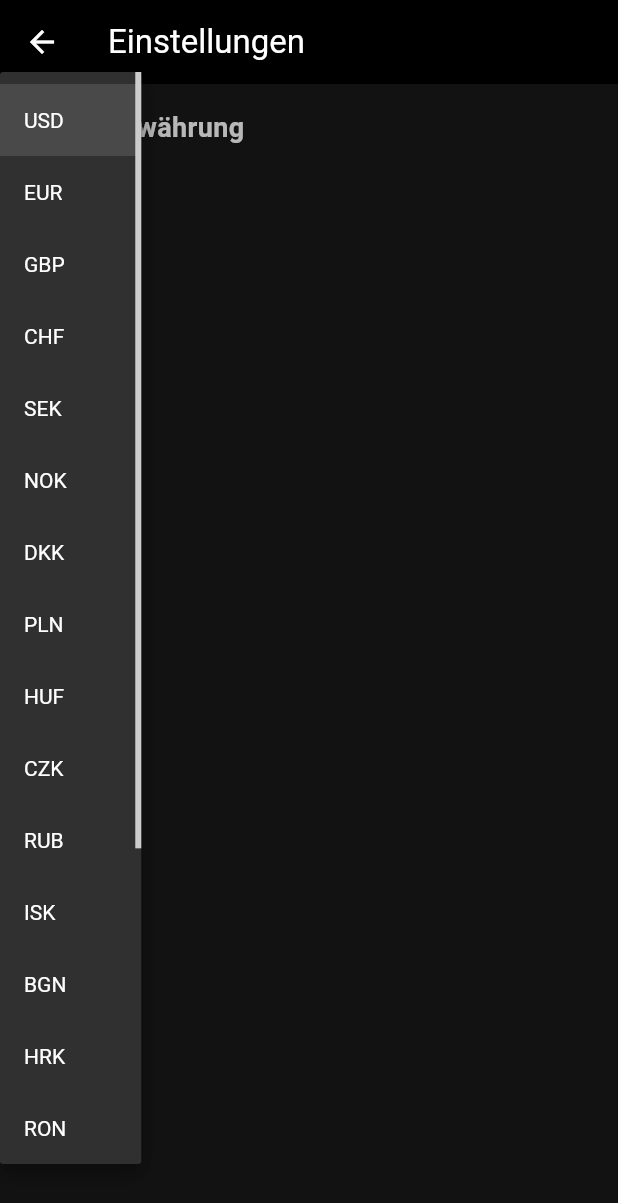
After one commit to leonwendt/Programmierung-2-speedrun, a Flutter app: the SettingsPage screen opened directly, after a tap on "USD", on a phone screen of 412 x 824 dp. The commit adds this screen. Shown: the top 1203 px of the screen. Run offline on Flutter 3.47's test engine with Material 3 defaults, Android fonts, the phone set to English and light mode, and no system bars; our stand-ins replace google_fonts, shared_preferences; accounts and stored records are empty; network calls fail.

Commit message:
aktueller stand, änderungen ui, menu, feedback, logo imperfekte history page

```diff
--- /dev/null
+++ b/lib/settings_page.dart
@@ -0,0 +1,73 @@
+import 'package:flutter/material.dart';
+import 'package:shared_preferences/shared_preferences.dart';
+
+class SettingsPage extends StatefulWidget {
+  const SettingsPage({Key? key}) : super(key: key);
+
+  @override
+  _SettingsPageState createState() => _SettingsPageState();
+}
+
+class _SettingsPageState extends State<SettingsPage> {
+  String _selectedCurrency = 'USD'; // Standardwert für die Währung
+
+  List<String> availableCurrencies = [
+    'USD', 'EUR', 'GBP', 'CHF', 'SEK', 'NOK', 'DKK', 'PLN', 'HUF', 'CZK', 'RUB', 'ISK',
+    'BGN', 'HRK', 'RON', 'TRY', 'UAH', 'MKD', 'ALL', 'GIP', 'MDL'
+  ];
+
+  @override
+  void initState() {
+    super.initState();
+    _loadSettings(); // Lade die Einstellungen
+  }
+
+  Future<void> _loadSettings() async {
+    final prefs = await SharedPreferences.getInstance();
+    setState(() {
+      _selectedCurrency = prefs.getString('default_currency') ?? 'USD'; // Standardwert
+    });
+  }
+
+  @override
+  Widget build(BuildContext context) {
+    return Scaffold(
+      appBar: AppBar(
+        title: const Text('Einstellungen'),
+        backgroundColor: Colors.black,
+      ),
+      body: Padding(
+        padding: const EdgeInsets.all(16.0),
+        child: Column(
+          crossAxisAlignment: CrossAxisAlignment.start,
+          children: [
+            const Text(
+              'Standardwährung',
+              style: TextStyle(fontSize: 18, fontWeight: FontWeight.bold),
+            ),
+            const SizedBox(height: 10),
+            DropdownButton<String>(
+              value: _selectedCurrency,
+              items: availableCurrencies.map((String value) {
+                return DropdownMenuItem<String>(
+                  value: value,
+                  child: Text(value),
+                );
+              }).toList(),
+              onChanged: (newValue) async {
+                setState(() {
+                  _selectedCurrency = newValue!;
+                });
+                // Speichere die Währung in SharedPreferences
+                final prefs = await SharedPreferences.getInstance();
+                prefs.setString('default_currency', _selectedCurrency);
+              },
+              dropdownColor: Colors.grey[850],
+              style: const TextStyle(color: Colors.white),
+            ),
+          ],
+        ),
+      ),
+    );
+  }
+}
--- a/pubspec.yaml
+++ b/pubspec.yaml
@@ -64,7 +64,8 @@ flutter:
   # assets:
   #   - images/a_dot_burr.jpeg
   #   - images/a_dot_ham.jpeg
-
+  assets:
+    - assets/CClogo.png # Hier ist der Pfad zu deinem App-Icon
   # An image asset can refer to one or more resolution-specific "variants", see
   # https://flutter.dev/to/resolution-aware-images
 
```
Also changed, not shown: lib/currency_api.dart (+31 -2 lines), lib/feedback_page.dart (added, +52 -0 lines), lib/historical_rates_page.dart (added, +77 -0 lines), lib/main.dart (+104 -38 lines), assets/CClogo.png (added), 21 other files.
